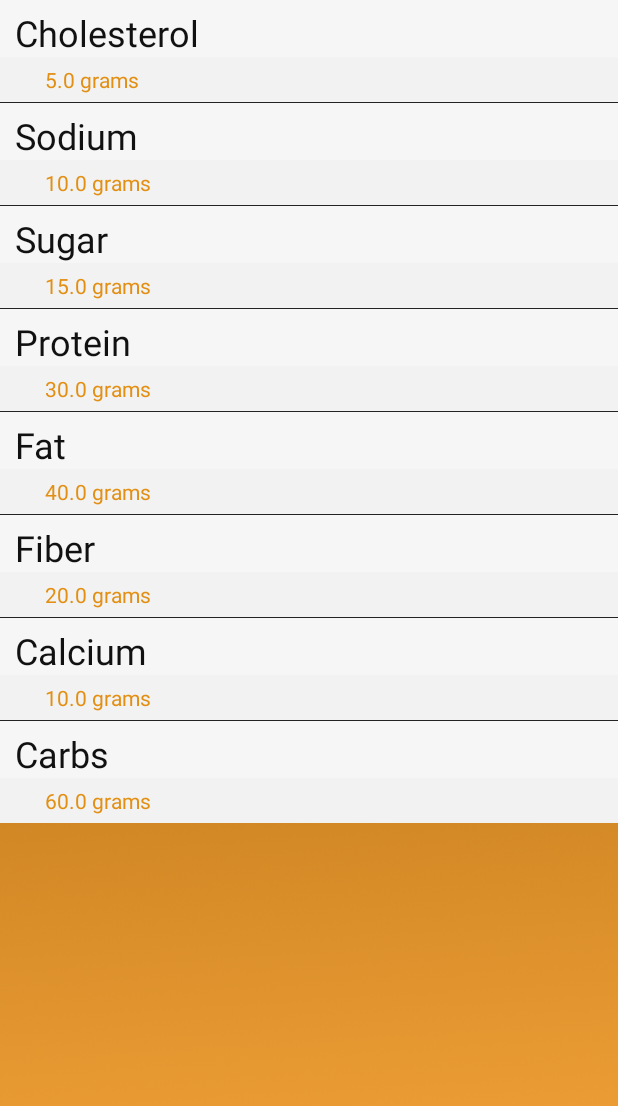
After one commit to DennyScott/HealthTrack, an Android app: the DisplayList screen opened directly, with no data from a screen before it, on a phone screen of 412 x 824 dp. The commit adds this screen. Shown: the top 1106 px of the screen. Run offline under Robolectric (Android 15) with nearby library versions, the light colour scheme and no system bars.

Commit message:
- Added List view - Added onclick go to list view for pie Chart

```diff
--- a/app/src/main/AndroidManifest.xml
+++ b/app/src/main/AndroidManifest.xml
@@ -55,6 +55,11 @@
         <activity
             android:name=".SettingsActivity"
             android:label="@string/title_activity_settings"></activity>
+        <activity
+            android:name=".DisplayList"
+            android:configChanges="orientation|keyboardHidden|screenSize"
+            android:label="List View"
+            android:theme="@android:style/Theme.NoTitleBar.Fullscreen"></activity>
         <instrumentation android:name="android.support.test.runner.AndroidJUnitRunner"
             android:targetPackage="club.glamajestic.tests.StatsTest"
             android:label="Tests for Stats"/>
--- /dev/null
+++ b/app/src/main/java/business/CustomList.java
@@ -0,0 +1,34 @@
+package business;
+import android.app.Activity;
+import android.view.LayoutInflater;
+import android.view.View;
+import android.view.ViewGroup;
+import android.widget.ArrayAdapter;
+import android.widget.TextView;
+import club.glamajestic.healthtrack.R;
+
+public class CustomList extends ArrayAdapter<String> {
+
+    private final Activity context;
+    private final String[] web;
+    private final float[] sub;
+    private final String[] units;
+    public CustomList(Activity context, String[] web, float[] sub, String[] units) {
+        super(context, R.layout.main_list, web);
+        this.context = context;
+        this.web = web;
+        this.sub = sub;
+        this.units = units;
+    }
+    @Override
+    public View getView(int position, View view, ViewGroup parent) {
+        LayoutInflater inflater = context.getLayoutInflater();
+        View rowView= inflater.inflate(R.layout.main_list, null, true);
+        TextView txtTitle = (TextView) rowView.findViewById(R.id.mainList);
+
+        TextView discr = (TextView) rowView.findViewById(R.id.subList);
+        txtTitle.setText(web[position]);
+        discr.setText(sub[position]+" "+ units[position]);
+        return rowView;
+    }
+}
--- a/app/src/main/java/business/InitPieChart.java
+++ b/app/src/main/java/business/InitPieChart.java
@@ -14,6 +14,8 @@ import com.github.mikephil.charting.highlight.Highlight;
 import com.github.mikephil.charting.listener.OnChartValueSelectedListener;
 import com.github.mikephil.charting.utils.ColorTemplate;
 import java.util.ArrayList;
+
+import club.glamajestic.healthtrack.DisplayList;
 import club.glamajestic.healthtrack.StatsGui;
 
 /**
@@ -75,7 +77,7 @@ public class InitPieChart {
                 if (mode == 3) {
                     openStats(ctx);
                 } else {
-                    //TO DO..What Happens on click
+                    openList(ctx);
                 }
             }
 
@@ -165,4 +167,8 @@ public class InitPieChart {
         Intent gameMode = new Intent(ctx, StatsGui.class);
         ctx.startActivity(gameMode);
     }
+    private void openList(Context ctx){
+        Intent gameMode = new Intent(ctx, DisplayList.class);
+        ctx.startActivity(gameMode);
+    }
 }
--- /dev/null
+++ b/app/src/main/java/club/glamajestic/healthtrack/DisplayList.java
@@ -0,0 +1,28 @@
+package club.glamajestic.healthtrack;
+
+import android.app.Activity;
+import android.graphics.Color;
+import android.os.Bundle;
+import android.widget.ListView;
+import business.CustomList;
+
+/**
+ * Created by Khaled on 3/9/2016.
+ */
+public class DisplayList extends Activity {
+    // Array of strings...
+    String[] keys =  {"Cholesterol", "Sodium", "Sugar", "Protein", "Fat", "Fiber", "Calcium", "Carbs"};
+    float[] values = {5, 10, 15, 30, 40, 20, 10, 60};
+    String[] units = {"grams","grams","grams","grams","grams","grams","grams","grams"};
+    @Override
+    protected void onCreate(Bundle savedInstanceState) {
+        super.onCreate(savedInstanceState);
+        setContentView(R.layout.list_view);
+
+        CustomList adapter = new CustomList(this, keys, values,units);
+
+        ListView listView = (ListView) findViewById(R.id.listView);
+        listView.setAdapter(adapter);
+        listView.setBackgroundColor(Color.parseColor("#ffffff"));
+    }
+}
--- a/app/src/main/java/persistence/DatabaseManager.java
+++ b/app/src/main/java/persistence/DatabaseManager.java
@@ -31,7 +31,7 @@ static String[] filenames = {"extdb/FOOD NAME.csv"};
         //chooseOutColumns();
         //ready to read objects
         converter.readObjects();
-        converter.listFoods();
+        //converter.listFoods();
         //open csvs
         //  extract columns (first lines)
         //      put in a list
--- a/app/src/main/res/layout-normal/stats.xml
+++ b/app/src/main/res/layout-normal/stats.xml
@@ -39,7 +39,7 @@
                     <FrameLayout
                         android:id="@+id/chartFrame"
                         android:layout_width="match_parent"
-                        android:layout_height="466dp"
+                        android:layout_height="537dp"
                         android:largeHeap="true"
                         android:layout_alignRight="@+id/monthButton"
                         android:layout_alignEnd="@+id/monthButton"
--- /dev/null
+++ b/app/src/main/res/layout/list_view.xml
@@ -0,0 +1,11 @@
+<?xml version="1.0" encoding="utf-8"?>
+<LinearLayout xmlns:android="http://schemas.android.com/apk/res/android"
+    android:orientation="vertical" android:layout_width="match_parent"
+    android:layout_height="match_parent"
+    android:background="@drawable/background">
+
+    <ListView
+        android:layout_width="match_parent"
+        android:layout_height="wrap_content"
+        android:id="@+id/listView" />
+</LinearLayout>
--- /dev/null
+++ b/app/src/main/res/layout/main_list.xml
@@ -0,0 +1,40 @@
+<?xml version="1.0" encoding="utf-8"?>
+<TableLayout xmlns:android="http://schemas.android.com/apk/res/android"
+    android:layout_width="match_parent"
+    android:layout_height="match_parent" >
+    <TableRow android:background="#f6f6f6">
+        <TextView
+            android:id="@+id/mainList"
+            android:layout_width="wrap_content"
+            android:layout_height="wrap_content"
+            android:text="title text"
+            android:textSize="24sp"
+            android:paddingLeft="10dp"
+            android:paddingTop="5dp"
+            android:textColor="#111111" />
+    </TableRow>
+
+    <TableRow
+        android:layout_width="match_parent"
+        android:layout_height="match_parent"
+        android:paddingBottom="5dp"
+        android:background="#f2f2f2">
+
+        <TextView
+            android:id="@+id/subList"
+            android:layout_width="wrap_content"
+            android:layout_height="wrap_content"
+            android:layout_below="@id/mainList"
+            android:layout_marginTop="5dp"
+            android:text="description text"
+            android:layout_column="0"
+            android:paddingLeft="30dp"
+            android:textColor="#e28f13" />
+    </TableRow>
+
+    <TableRow
+        android:layout_width="match_parent"
+        android:layout_height="match_parent">
+
+    </TableRow>
+</TableLayout>
```
